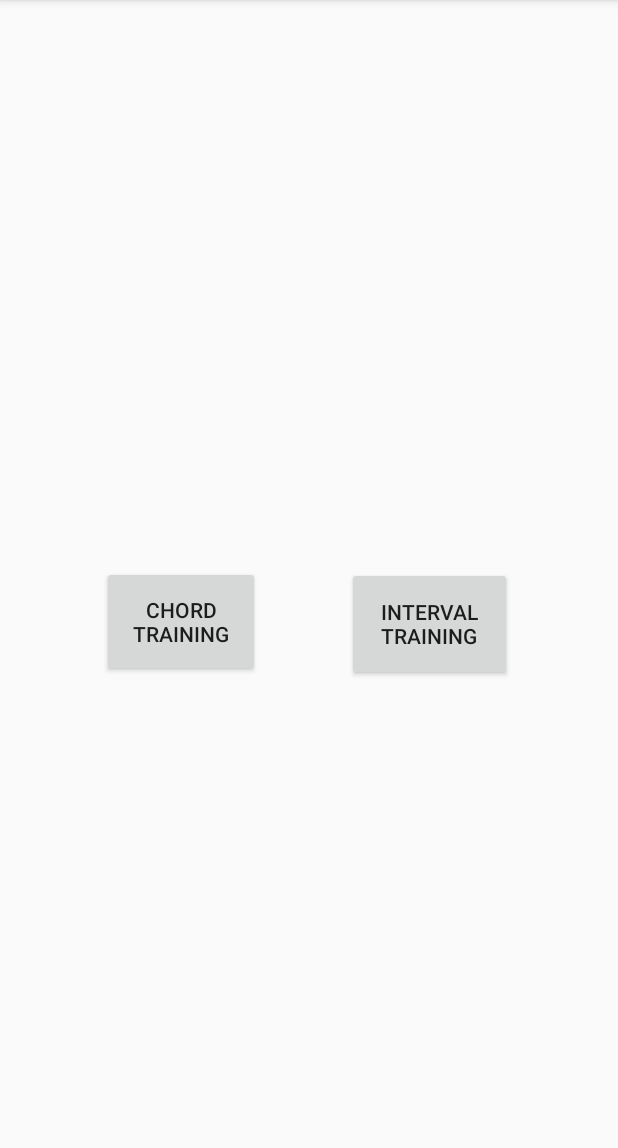
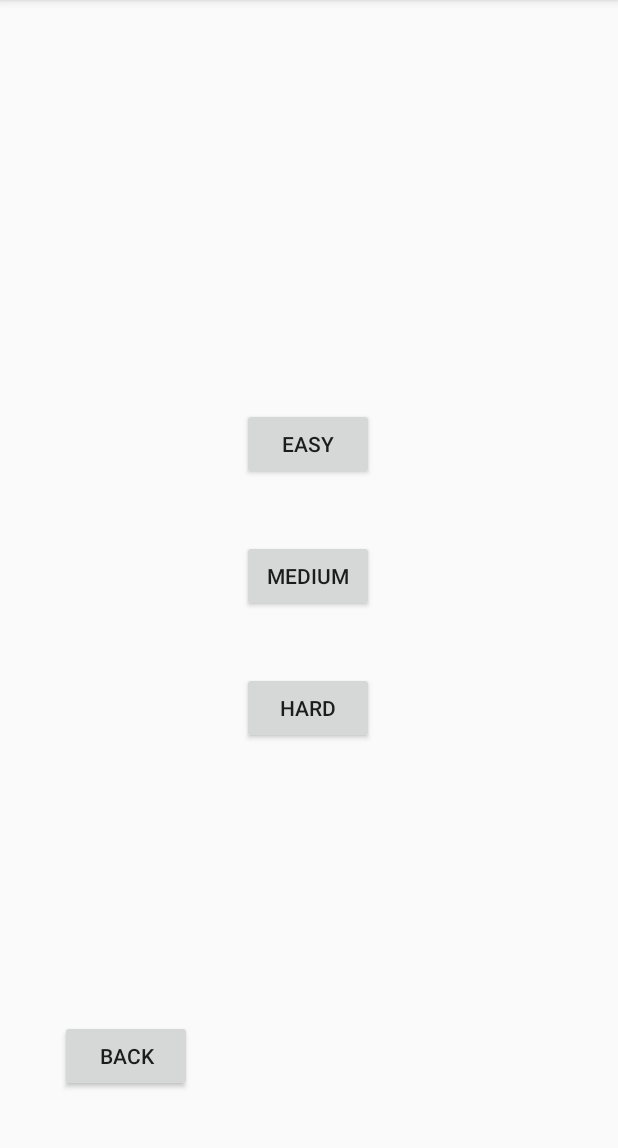
Before and after one commit to nikhilnair23/AllEars, an Android app: the screen it shows after launch (MainActivity before the commit, IntervalLandingActivity after it), after a tap on "INTERVAL TRAINING", on a phone screen of 412 x 824 dp, the part 84-1232 px from its top. Run offline under Robolectric (Android 15) with nearby library versions, the light colour scheme and no system bars.

Commit message:
Added basic navigation to get to interval training activity

```diff
--- a/app/src/main/AndroidManifest.xml
+++ b/app/src/main/AndroidManifest.xml
@@ -9,6 +9,8 @@
         android:roundIcon="@mipmap/ic_launcher_round"
         android:supportsRtl="true"
         android:theme="@style/AppTheme">
+        <activity android:name=".IntervalQuestionActivity"></activity>
+        <activity android:name=".IntervalLandingActivity"></activity>
         <activity android:name=".MainActivity">
             <intent-filter>
                 <action android:name="android.intent.action.MAIN" />
--- a/app/src/main/java/com/example/allears/MainActivity.java
+++ b/app/src/main/java/com/example/allears/MainActivity.java
@@ -2,6 +2,7 @@ package com.example.allears;
 
 import androidx.appcompat.app.AppCompatActivity;
 
+import android.content.Intent;
 import android.os.Bundle;
 import android.view.View;
 
@@ -19,7 +20,17 @@ public class MainActivity extends AppCompatActivity {
                 break;
 
             case R.id.interval_training_button:
+                openActivityIntervalLanding();
                 break;
         }
     }
+
+
+    private void openActivityIntervalLanding() {
+        Intent intent = new Intent(this, IntervalLandingActivity.class );
+        startActivity( intent );
+    }
+
+
+
 }
--- /dev/null
+++ b/app/src/main/res/layout/activity_interval_landing.xml
@@ -0,0 +1,55 @@
+<?xml version="1.0" encoding="utf-8"?>
+<androidx.constraintlayout.widget.ConstraintLayout xmlns:android="http://schemas.android.com/apk/res/android"
+    xmlns:app="http://schemas.android.com/apk/res-auto"
+    xmlns:tools="http://schemas.android.com/tools"
+    android:layout_width="match_parent"
+    android:layout_height="match_parent"
+    tools:context=".IntervalLandingActivityActivity">
+
+    <Button
+        android:id="@+id/button_interval_landing_back"
+        android:layout_width="wrap_content"
+        android:layout_height="wrap_content"
+        android:layout_marginStart="40dp"
+        android:layout_marginBottom="40dp"
+        android:onClick="onClick"
+        android:text="@string/button_generic_back"
+        app:layout_constraintBottom_toBottomOf="parent"
+        app:layout_constraintStart_toStartOf="parent" />
+
+    <Button
+        android:id="@+id/button_interval_landing_easy"
+        android:layout_width="wrap_content"
+        android:layout_height="wrap_content"
+        android:layout_marginBottom="40dp"
+        android:onClick="onClick"
+        android:text="@string/button_interval_landing_easy"
+        app:layout_constraintBottom_toTopOf="@+id/button_interval_landing_medium"
+        app:layout_constraintEnd_toEndOf="parent"
+        app:layout_constraintHorizontal_bias="0.498"
+        app:layout_constraintStart_toStartOf="parent" />
+
+    <Button
+        android:id="@+id/button_interval_landing_medium"
+        android:layout_width="wrap_content"
+        android:layout_height="wrap_content"
+        android:onClick="onClick"
+        android:text="@string/button_interval_landing_medium"
+        app:layout_constraintBottom_toBottomOf="parent"
+        app:layout_constraintEnd_toEndOf="parent"
+        app:layout_constraintHorizontal_bias="0.498"
+        app:layout_constraintStart_toStartOf="parent"
+        app:layout_constraintTop_toTopOf="parent" />
+
+    <Button
+        android:id="@+id/button_interval_landing_hard"
+        android:layout_width="wrap_content"
+        android:layout_height="wrap_content"
+        android:layout_marginTop="40dp"
+        android:onClick="onClick"
+        android:text="@string/button_interval_landing_hard"
+        app:layout_constraintEnd_toEndOf="parent"
+        app:layout_constraintHorizontal_bias="0.498"
+        app:layout_constraintStart_toStartOf="parent"
+        app:layout_constraintTop_toBottomOf="@+id/button_interval_landing_medium" />
+</androidx.constraintlayout.widget.ConstraintLayout>
--- a/app/src/main/res/values/strings.xml
+++ b/app/src/main/res/values/strings.xml
@@ -1,3 +1,13 @@
 <resources>
     <string name="app_name">AllEars</string>
+
+    <string name="button_generic_back">Back</string>
+
+    <string name="button_interval_landing_easy">Easy</string>
+    <string name="button_interval_landing_medium">Medium</string>
+    <string name="button_interval_landing_hard">Hard</string>
+
+    <string name="text_interval_question_test">Test</string>
+
+
 </resources>
```
Also changed, not shown: app/src/main/java/com/example/allears/IntervalLandingActivity.java (+38 -0 lines), app/src/main/java/com/example/allears/IntervalQuestionActivity.java (added, +40 -0 lines), app/src/main/res/layout/activity_interval_question.xml (added, +29 -0 lines).
